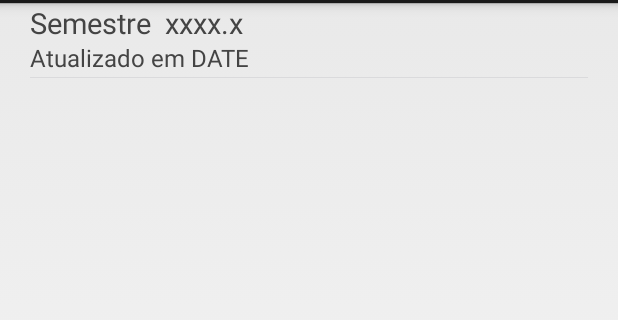
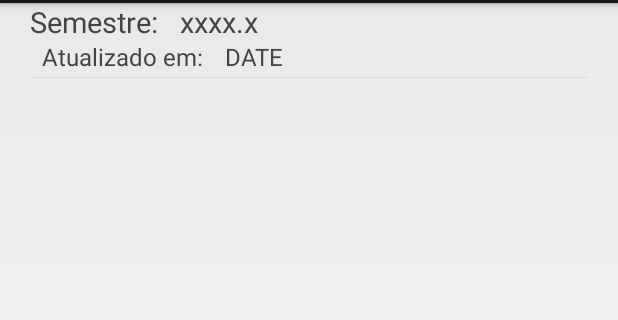
Before and after one commit to rcfarias/DispMoveisGrupo1, an Android app: the layout custom_list_item.xml on its own in the app's theme, with its tools: preview values and no code run, on a phone screen of 412 x 824 dp, the part 69-389 px from its top. Run offline under Robolectric (Android 15) with nearby library versions, the phone set to English and light mode, and no system bars.

```diff
--- a/GradeWEB/app/src/main/java/com/rafael/gradeweb/CustomAdapterListaTurmas.java
+++ b/GradeWEB/app/src/main/java/com/rafael/gradeweb/CustomAdapterListaTurmas.java
@@ -41,6 +41,7 @@ public class CustomAdapterListaTurmas extends ParseQueryAdapter {
                 query.whereEqualTo("semestre", semestre);
                 query.whereExists("horarioAulas");
                 query.orderByAscending("codigoTurma");
+                query.include("disciplina");
                 return query;
             }
         });
--- a/GradeWEB/app/src/main/java/com/rafael/gradeweb/GradeWEBApplication.java
+++ b/GradeWEB/app/src/main/java/com/rafael/gradeweb/GradeWEBApplication.java
@@ -38,7 +38,7 @@ public class GradeWEBApplication extends Application {
         super.onCreate();
         singleton = this;
 
-        Parse.enableLocalDatastore(this);
+        //Parse.enableLocalDatastore(this);
         Parse.initialize(this,
                 getString(R.string.parse_app_id),
                 getString(R.string.parse_client_key)
@@ -47,6 +47,7 @@ public class GradeWEBApplication extends Application {
         ParseFacebookUtils.initialize(getString(R.string.facebook_app_id));
 
         setUsuario(ParseUser.getCurrentUser());
+        setHorario(null);
 
         Log.d("GradeWEB", "GradeWEBApplication @onCreate");
 
--- a/GradeWEB/app/src/main/java/com/rafael/gradeweb/LoginActivity.java
+++ b/GradeWEB/app/src/main/java/com/rafael/gradeweb/LoginActivity.java
@@ -68,6 +68,7 @@ public class LoginActivity extends Activity {
         loginOrLogoutButton = (Button) findViewById(R.id.login_or_logout_button);
         titleTextView.setText(R.string.profile_title_logged_in);
 
+        /*
         // Query for the Disciplina objects from Parse.
         ParseQuery<ParseObject> query = ParseQuery.getQuery(disciplinaLabel);
         query.include("Unidade");
@@ -93,7 +94,7 @@ public class LoginActivity extends Activity {
             }
         });
         //aqui
-
+*/
 
         loginOrLogoutButton.setOnClickListener(new OnClickListener() {
             @Override
@@ -187,6 +188,7 @@ public class LoginActivity extends Activity {
         }
         loginOrLogoutButton.setText(R.string.profile_logout_button_label);
 
+        /*
         // Query for the Horario objects from Parse.
         ParseQuery<ParseObject> horariosUsuarioQuery = ParseQuery.getQuery(horarioLabel);
         horariosUsuarioQuery.whereEqualTo("usuario", myApplication.getUsuario());
@@ -214,6 +216,7 @@ public class LoginActivity extends Activity {
                 });
             }
         });
+        */
 
         Intent intent = new Intent(this, MainActivityDrawer.class);
         startActivity(intent);
--- a/GradeWEB/app/src/main/res/layout/custom_list_item.xml
+++ b/GradeWEB/app/src/main/res/layout/custom_list_item.xml
@@ -8,13 +8,44 @@
     android:paddingRight="20dp"
     android:gravity="center">
 
+
+    <LinearLayout
+        android:layout_width="match_parent"
+        android:layout_height="wrap_content"
+        android:layout_gravity="center"
+        android:orientation="horizontal">
+
+        <TextView
+            android:layout_width="100dp"
+            android:layout_height="25dp"
+            android:id="@+id/titulo_semestre_text_view"
+            android:textSize="19sp"
+            android:textColor="@color/text_color"
+            android:text="Semestre: "/>
+
+        <TextView
+            android:layout_width="match_parent"
+            android:layout_height="25dp"
+            android:id="@+id/text1"
+            android:textSize="19sp"
+            android:textColor="@color/text_color"
+            android:text="xxxx.x"/>
+
+        </LinearLayout>
+
+    <LinearLayout
+        android:layout_width="match_parent"
+        android:layout_height="wrap_content"
+        android:layout_gravity="center"
+        android:orientation="horizontal">
+
     <TextView
-        android:layout_width="match_parent"
+        android:layout_width="130dp"
         android:layout_height="25dp"
-        android:id="@+id/text1"
-        android:textSize="19sp"
+        android:id="@+id/titulo_modificado_text_view"
+        android:textSize="16sp"
         android:textColor="@color/text_color"
-        android:text="Semestre  xxxx.x"/>
+        android:text="  Atualizado em: "/>
 
     <TextView
         android:layout_width="match_parent"
@@ -22,7 +53,9 @@
         android:id="@+id/timestamp"
         android:textSize="16sp"
         android:textColor="@color/text_color"
-        android:text="Atualizado em DATE"/>
+        android:text="DATE"/>
+
+    </LinearLayout>
 
     <View
         android:layout_width="match_parent"
```
Also changed, not shown: GradeWEB/app/src/main/java/com/rafael/gradeweb/FragmentoListaDisciplinasSemestreSelecionado.java (+17 -16 lines), GradeWEB/app/src/main/java/com/rafael/gradeweb/FragmentoListaSemestresUsuario.java (+7 -4 lines).
